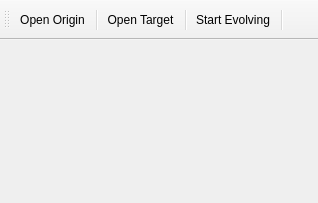
First picture: the form in mainwindow.ui, repository idaohang/GPSeg, before the edit.
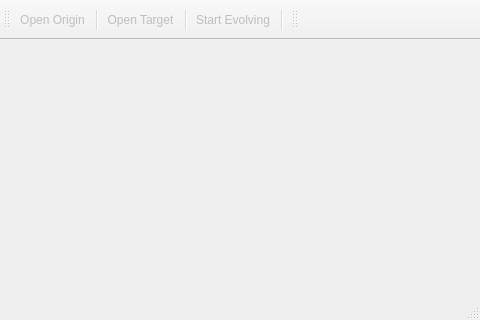
Second picture: the form after the edit.

Patch:
```diff
--- a/mainwindow.ui
+++ b/mainwindow.ui
@@ -2,19 +2,45 @@
 <ui version="4.0">
  <class>MainWindow</class>
  <widget class="QMainWindow" name="MainWindow">
+  <property name="enabled">
+   <bool>false</bool>
+  </property>
   <property name="geometry">
    <rect>
     <x>0</x>
     <y>0</y>
-    <width>318</width>
-    <height>203</height>
+    <width>480</width>
+    <height>320</height>
    </rect>
   </property>
+  <property name="minimumSize">
+   <size>
+    <width>480</width>
+    <height>320</height>
+   </size>
+  </property>
+  <property name="maximumSize">
+   <size>
+    <width>480</width>
+    <height>320</height>
+   </size>
+  </property>
   <property name="windowTitle">
    <string>MainWindow</string>
   </property>
   <widget class="QWidget" name="centralwidget">
-   <layout class="QVBoxLayout" name="verticalLayout"/>
+   <layout class="QHBoxLayout" name="horizontalLayout">
+    <item>
+     <widget class="QWidget" name="widget" native="true">
+      <property name="maximumSize">
+       <size>
+        <width>480</width>
+        <height>320</height>
+       </size>
+      </property>
+     </widget>
+    </item>
+   </layout>
   </widget>
   <widget class="QToolBar" name="toolBar">
    <property name="minimumSize">
@@ -39,6 +65,28 @@
    <addaction name="actionStart_Evolving"/>
    <addaction name="separator"/>
   </widget>
+  <widget class="QToolBar" name="toolBar_2">
+   <property name="windowTitle">
+    <string>toolBar_2</string>
+   </property>
+   <attribute name="toolBarArea">
+    <enum>TopToolBarArea</enum>
+   </attribute>
+   <attribute name="toolBarBreak">
+    <bool>false</bool>
+   </attribute>
+  </widget>
+  <widget class="QMenuBar" name="menuBar">
+   <property name="geometry">
+    <rect>
+     <x>0</x>
+     <y>0</y>
+     <width>480</width>
+     <height>21</height>
+    </rect>
+   </property>
+  </widget>
+  <widget class="QStatusBar" name="statusBar"/>
   <action name="actionOpen_Origin">
    <property name="text">
     <string>Open Origin</string>
```
